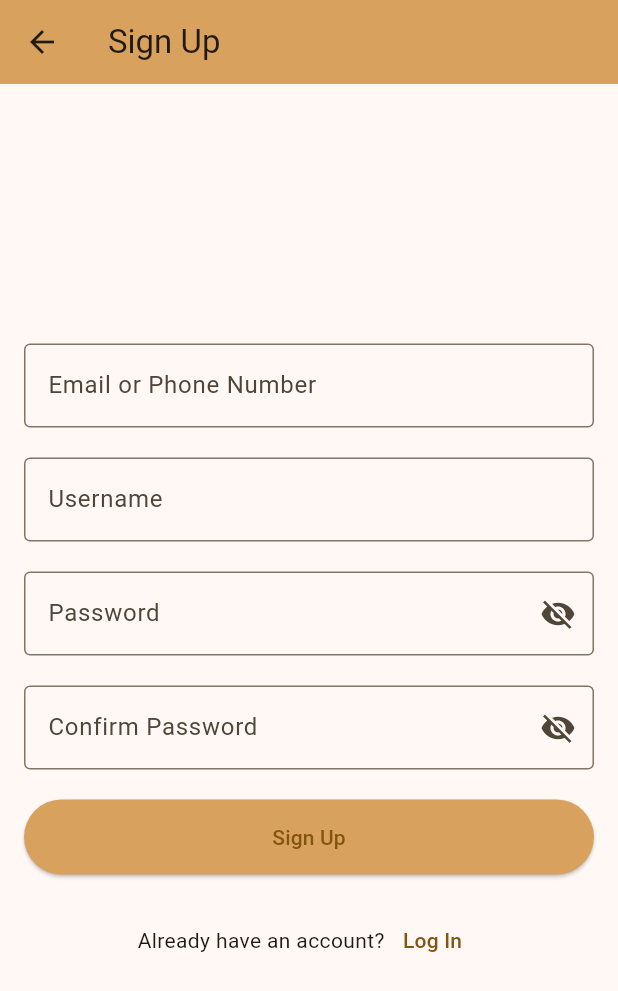
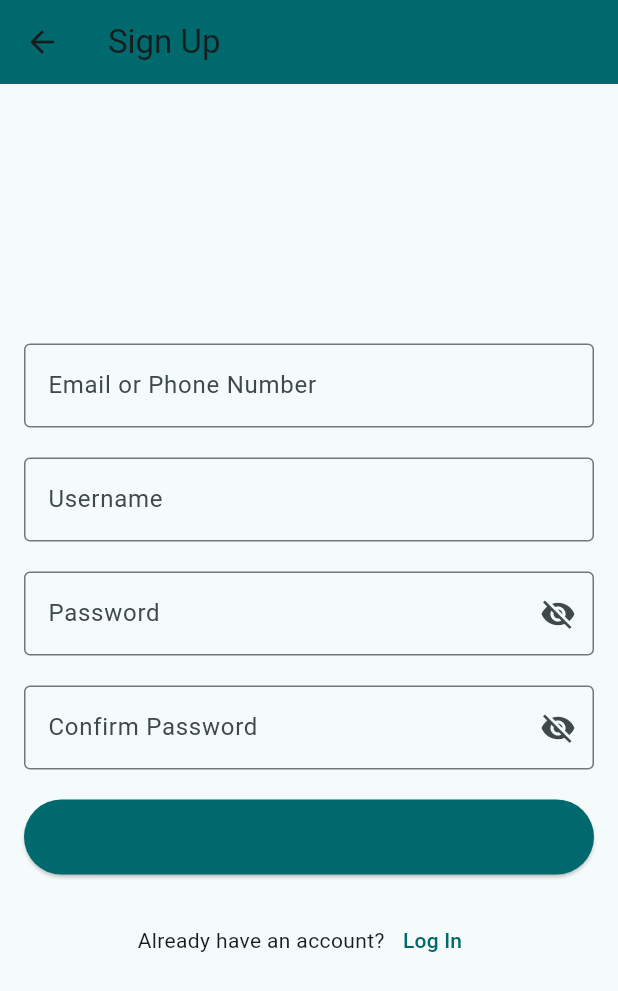
Before and after one commit to anusha1205/StressLens, a Flutter app: the screen it shows after launch, after a tap on "Sign Up", on a phone screen of 412 x 824 dp. Shown: the top 991 px of the screen. Run offline on Flutter 3.47's test engine with Material 3 defaults, Android fonts, the phone set to English and light mode, and no system bars.

```diff
--- a/lib/main.dart
+++ b/lib/main.dart
@@ -15,7 +15,7 @@ class MyApp extends StatelessWidget {
     return MaterialApp(
       title: 'StressLens',
       theme: ThemeData(
-        colorScheme: ColorScheme.fromSeed(seedColor: Color(0xFFD8A25E)), // Updated theme color
+        colorScheme: ColorScheme.fromSeed(seedColor: const Color(0xFF0E8388)), // Updated theme color
         useMaterial3: true,
       ),
       home: const SplashScreen(), // Set splash screen as the initial page
@@ -34,7 +34,7 @@ class _SplashScreenState extends State<SplashScreen> {
   @override
   void initState() {
     super.initState();
-    Timer(const Duration(seconds: 3), () {
+    Timer(const Duration(seconds: 2), () {
       Navigator.of(context).pushReplacement(
         MaterialPageRoute(builder: (context) => const MyHomePage(title: 'StressLens')),
       );
@@ -51,10 +51,10 @@ class _SplashScreenState extends State<SplashScreen> {
           children: <Widget>[
             Image.asset(
               'assets/logo.png', // Replace with your app logo
-              width: 150,
-              height: 150,
+              width: 200,
+              height: 200,
             ),
-            const SizedBox(height: 20),
+            const SizedBox(height: 70),
             const CircularProgressIndicator(),
           ],
         ),
@@ -76,10 +76,7 @@ class _MyHomePageState extends State<MyHomePage> {
   @override
   Widget build(BuildContext context) {
     return Scaffold(
-      appBar: AppBar(
-        backgroundColor: Theme.of(context).colorScheme.inversePrimary,
-        title: Text(widget.title),
-      ),
+      // Removed AppBar as instructed
       body: Center(
         child: Column(
           mainAxisAlignment: MainAxisAlignment.center,
@@ -87,22 +84,32 @@ class _MyHomePageState extends State<MyHomePage> {
             // App Logo
             Image.asset(
               'assets/logo.png', // Replace with your app logo
-              width: 100,
-              height: 100,
+              width: 220,
+              height: 220,
             ),
             const SizedBox(height: 20),
 
-            // App Name and Tagline
+            // App Name (StressLens)
             const Text(
               'StressLens',
-              style: TextStyle(fontSize: 28, fontWeight: FontWeight.bold),
+              style: TextStyle(
+                fontSize: 32, // Adjust font size as necessary
+                fontWeight: FontWeight.bold,
+                color: Colors.black, // Adjust text color as necessary
+              ),
             ),
-            const SizedBox(height: 5),
+            const SizedBox(height: 10),
+
+            // Tagline
             const Text(
-              'See stress clearly, live more calmly',
-              style: TextStyle(fontSize: 16, color: Colors.grey),
+              'See Stress clearly, Live more calmly',
+              style: TextStyle(
+                fontSize: 16, // Adjust font size as necessary
+                fontStyle: FontStyle.italic,
+                color: Colors.grey, // Adjust text color as necessary
+              ),
             ),
-            const SizedBox(height: 40),
+            const SizedBox(height: 40), // Adjust spacing as necessary
 
             // Login and Sign Up Buttons (Side by Side)
             Row(
@@ -115,20 +122,22 @@ class _MyHomePageState extends State<MyHomePage> {
                   },
                   child: const Text('Log In'),
                   style: ElevatedButton.styleFrom(
+                    foregroundColor: Colors.white,
                     padding: const EdgeInsets.symmetric(horizontal: 40, vertical: 15),
-                    backgroundColor: const Color(0xFFD8A25E),
+                    backgroundColor: const Color(0xFF0E8388), // Button color
                   ),
                 ),
                 const SizedBox(width: 20),
-                OutlinedButton(
+                ElevatedButton(
                   onPressed: () {
                     // Navigate to Sign Up Screen
                     Navigator.of(context).push(MaterialPageRoute(builder: (context) => const SignupScreen()));
                   },
                   child: const Text('Sign Up'),
-                  style: OutlinedButton.styleFrom(
+                  style: ElevatedButton.styleFrom(
+                    foregroundColor: Colors.white,
                     padding: const EdgeInsets.symmetric(horizontal: 40, vertical: 15),
-                    side: const BorderSide(color: Color(0xFFD8A25E)),
+                    backgroundColor: const Color(0xFF0E8388), // Button color
                   ),
                 ),
               ],
--- a/lib/screens/signup/signup.dart
+++ b/lib/screens/signup/signup.dart
@@ -1,4 +1,5 @@
 import 'package:flutter/material.dart';
+import '../login/login.dart'; // Import your login screen
 
 class SignupScreen extends StatefulWidget {
   const SignupScreen({super.key});
@@ -15,37 +16,37 @@ class _SignupScreenState extends State<SignupScreen> {
     return Scaffold(
       appBar: AppBar(
         title: const Text('Sign Up'),
-        backgroundColor: const Color(0xFFD8A25E),
+        backgroundColor: Theme.of(context).colorScheme.primary, // Use theme color
       ),
       body: Padding(
         padding: const EdgeInsets.all(16.0),
         child: Column(
           mainAxisAlignment: MainAxisAlignment.center,
           children: <Widget>[
-            // Email/Phone Number Input
+            // Email or Phone Number Field
             TextField(
-              decoration: InputDecoration(
+              decoration: const InputDecoration(
                 labelText: 'Email or Phone Number',
                 border: OutlineInputBorder(),
               ),
             ),
             const SizedBox(height: 20),
 
-            // Username Input
+            // Username Field
             TextField(
-              decoration: InputDecoration(
+              decoration: const InputDecoration(
                 labelText: 'Username',
                 border: OutlineInputBorder(),
               ),
             ),
             const SizedBox(height: 20),
 
-            // Password Input
+            // Password Field
             TextField(
               obscureText: !_isPasswordVisible,
               decoration: InputDecoration(
                 labelText: 'Password',
-                border: OutlineInputBorder(),
+                border: const OutlineInputBorder(),
                 suffixIcon: IconButton(
                   icon: Icon(
                     _isPasswordVisible ? Icons.visibility : Icons.visibility_off,
@@ -60,12 +61,12 @@ class _SignupScreenState extends State<SignupScreen> {
             ),
             const SizedBox(height: 20),
 
-            // Confirm Password Input
+            // Confirm Password Field
             TextField(
               obscureText: !_isPasswordVisible,
               decoration: InputDecoration(
                 labelText: 'Confirm Password',
-                border: OutlineInputBorder(),
+                border: const OutlineInputBorder(),
                 suffixIcon: IconButton(
                   icon: Icon(
                     _isPasswordVisible ? Icons.visibility : Icons.visibility_off,
@@ -86,7 +87,7 @@ class _SignupScreenState extends State<SignupScreen> {
                 // Implement signup logic
               },
               style: ElevatedButton.styleFrom(
-                backgroundColor: const Color(0xFFD8A25E),
+                backgroundColor: Theme.of(context).colorScheme.primary, // Use theme color
                 padding: const EdgeInsets.symmetric(vertical: 15),
               ),
               child: const Center(
@@ -95,15 +96,19 @@ class _SignupScreenState extends State<SignupScreen> {
             ),
             const SizedBox(height: 20),
 
-            // "Already have an account? Log In"
+            // Log In Navigation
             Row(
               mainAxisAlignment: MainAxisAlignment.center,
               children: [
                 const Text('Already have an account?'),
                 TextButton(
                   onPressed: () {
-                    // Navigate to Login screen
-                    Navigator.of(context).pushReplacementNamed('/login');
+                    // Navigate to LoginScreen
+                    Navigator.of(context).push(
+                      MaterialPageRoute(
+                        builder: (context) => const LoginScreen(),
+                      ),
+                    );
                   },
                   child: const Text('Log In'),
                 ),
```
Also changed, not shown: lib/screens/login/login.dart (+16 -10 lines), pubspec.yaml (+8 -9 lines), pubspec.lock, 30 other files.
